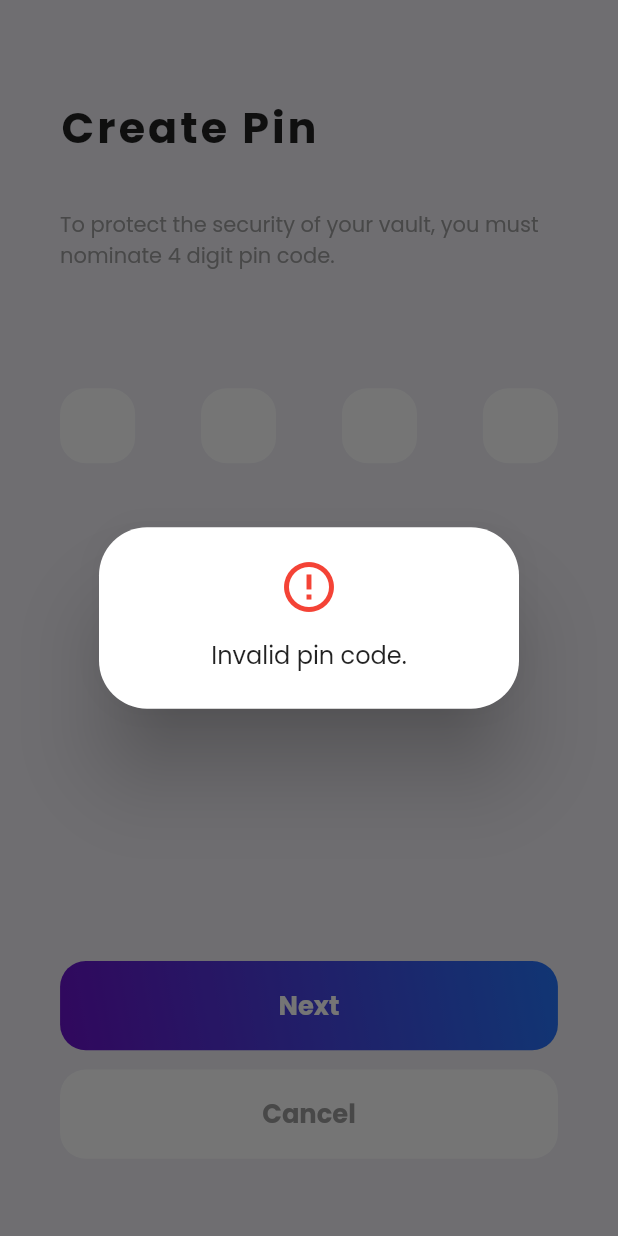
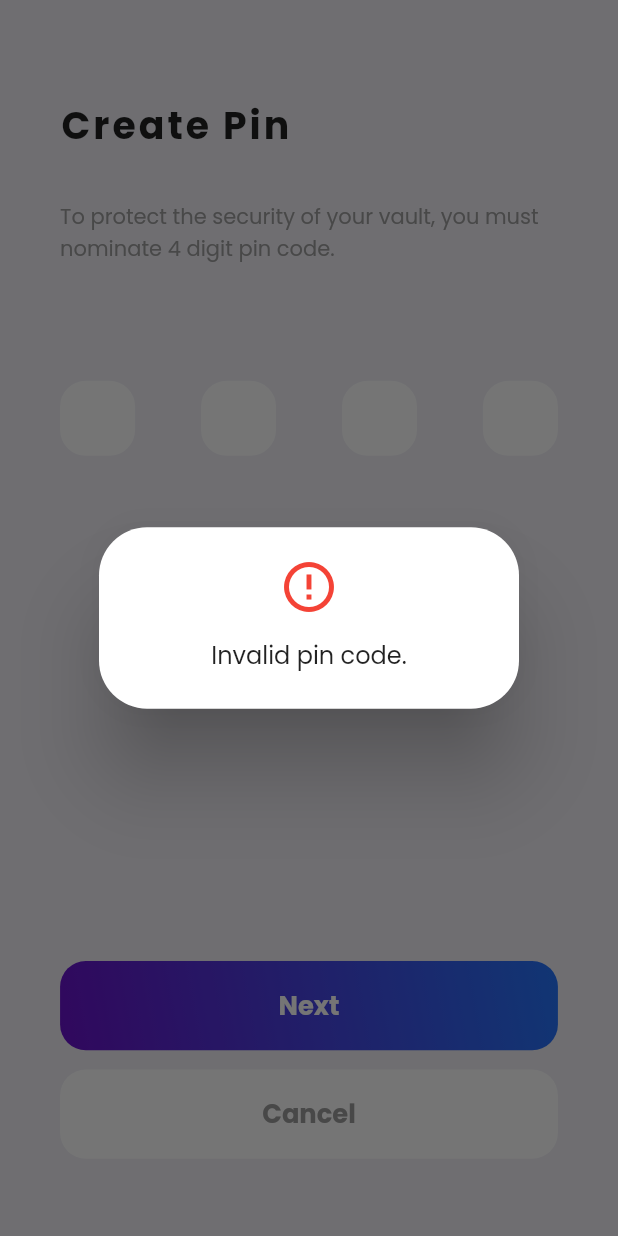
Before and after one commit to junejuly-jb/HashKey-Mobile, a Flutter app: the CreatePin screen opened directly, after a tap on "Next", on a phone screen of 412 x 824 dp. Run offline on Flutter 3.47's test engine with Material 2 defaults, Android fonts, the phone set to English and light mode, and no system bars; drawn by our look-alikes of pin_code_fields; our stand-ins replace avatar_glow, flutter_screenutil, flutter_svg, fluttertoast, font_awesome_flutter, google_fonts and 5 more; missing offline and left inert: qr_code_scanner, random_password_generator; accounts and stored records are empty; project files that could hold a hidden picture were left out.

```diff
--- a/lib/screens/create.dart
+++ b/lib/screens/create.dart
@@ -1,4 +1,7 @@
 import 'package:flutter/material.dart';
+import 'package:flutter_screenutil/flutter_screenutil.dart';
+import 'package:hashkey/shared/forms/password.dart';
+import 'package:hashkey/shared/widgets/appbar.dart';
 
 class CreateNew extends StatelessWidget {
   const CreateNew({Key? key}) : super(key: key);
@@ -7,15 +10,23 @@ class CreateNew extends StatelessWidget {
   Widget build(BuildContext context) {
     final arg = ModalRoute.of(context)?.settings.arguments as String;
     print(arg);
-    return Scaffold(
-      body: SafeArea(
-        child: SingleChildScrollView(
-          child: Column(
-            children: const [
-              Text('data'),
-              Text('data'),
-              Text('data'),
-            ],
+    return GestureDetector(
+      onTap: () => FocusManager.instance.primaryFocus?.unfocus(),
+      child: Scaffold(
+        backgroundColor: const Color.fromRGBO(241, 240, 247, 1),
+        body: SafeArea(
+          child: SingleChildScrollView(
+            child: Padding(
+              padding: EdgeInsets.symmetric(horizontal: 40.w),
+              child: Column(
+                children: [
+                  SizedBox(height: 50.h,),
+                  CustomHeader(title: 'Add New $arg', withBackButton: true),
+                  SizedBox(height: 40.h,),
+                  PasswordInput()
+                ],
+              ),
+            ),
           ),
         ),
       ),
--- a/lib/shared/widgets/appbar.dart
+++ b/lib/shared/widgets/appbar.dart
@@ -10,10 +10,13 @@ class CustomHeader extends StatelessWidget {
   Widget build(BuildContext context) {
     return Row(
       children: [
-        Text(title, style: TextStyle(fontWeight: FontWeight.bold, fontSize: 25.sp, letterSpacing: 2),),
+        Expanded(flex: 4,child: Text(title, style: TextStyle(fontWeight: FontWeight.bold, fontSize: 22.sp, letterSpacing: 2),)),
         const Spacer(),
-        Container(
-          child: withBackButton ? IconButton(onPressed: () => Navigator.pop(context), icon: const Icon(Icons.close)) : null,
+        Expanded(
+          flex: 1,
+          child: Container(
+            child: withBackButton ? IconButton(onPressed: () => Navigator.pop(context), icon: const Icon(Icons.close)) : null,
+          ),
         )
       ],
     );
--- a/lib/shared/widgets/input.dart
+++ b/lib/shared/widgets/input.dart
@@ -16,7 +16,7 @@ class CustomInputWidget extends StatelessWidget {
   Widget build(BuildContext context) {
     return TextFormField(
       autofocus: autofocus,
-      validator: (val) => validation!(val),
+      validator: (val) => validation != null ? validation!(val) : null,
       controller: myController,
       decoration: InputDecoration(
         border: OutlineInputBorder(
--- a/lib/shared/widgets/passwordinput.dart
+++ b/lib/shared/widgets/passwordinput.dart
@@ -4,7 +4,7 @@ import 'package:flutter_screenutil/flutter_screenutil.dart';
 class CustomPasswordInputWidget extends StatelessWidget {
   final TextEditingController myController;
   final String hint;
-  final Function validation;
+  final Function? validation;
   final bool visible;
   final Function toggler;
   const CustomPasswordInputWidget({ Key? key,
@@ -21,7 +21,7 @@ class CustomPasswordInputWidget extends StatelessWidget {
       keyboardType: hint == 'Pin' ? TextInputType.number : TextInputType.text,
       maxLength: hint == 'Pin' ? 4 : 20,
       obscureText: visible ? false : true,
-      validator: (value) => validation(value),
+      validator: (value) => validation != null ? validation!(value) : null,
       controller: myController,
       decoration: InputDecoration(
         suffixIcon: GestureDetector(
```
Also changed, not shown: lib/screens/login.dart (+7 -0 lines), lib/screens/signup.dart (+9 -0 lines), lib/shared/forms/password.dart (+33 -2 lines).
